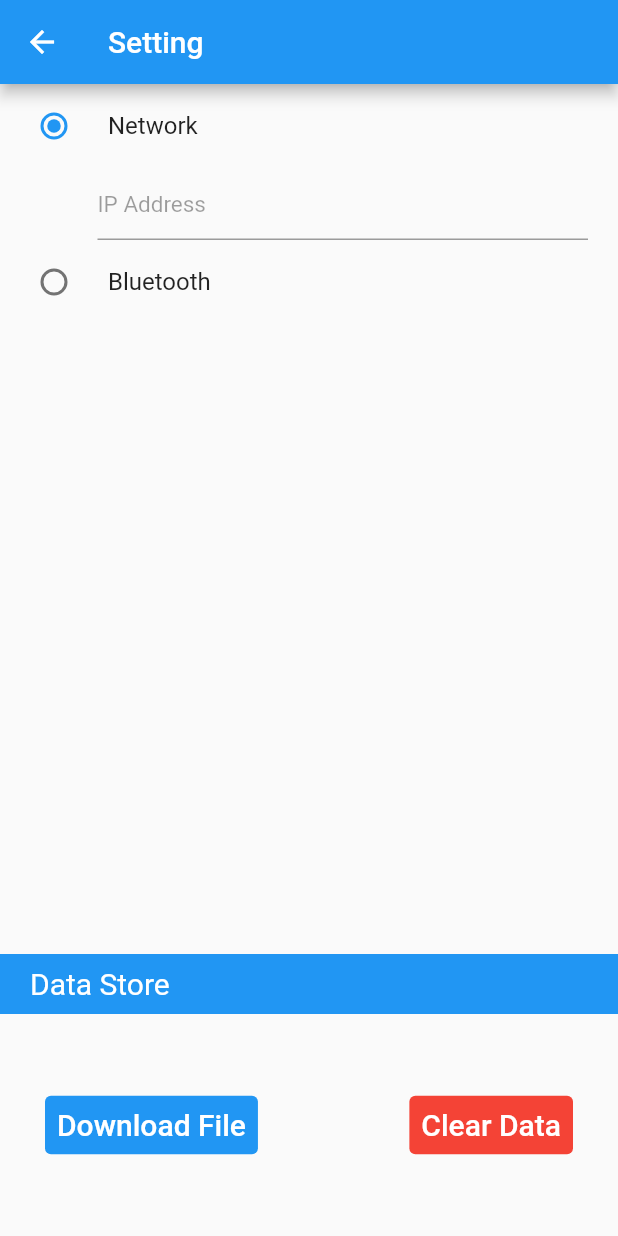
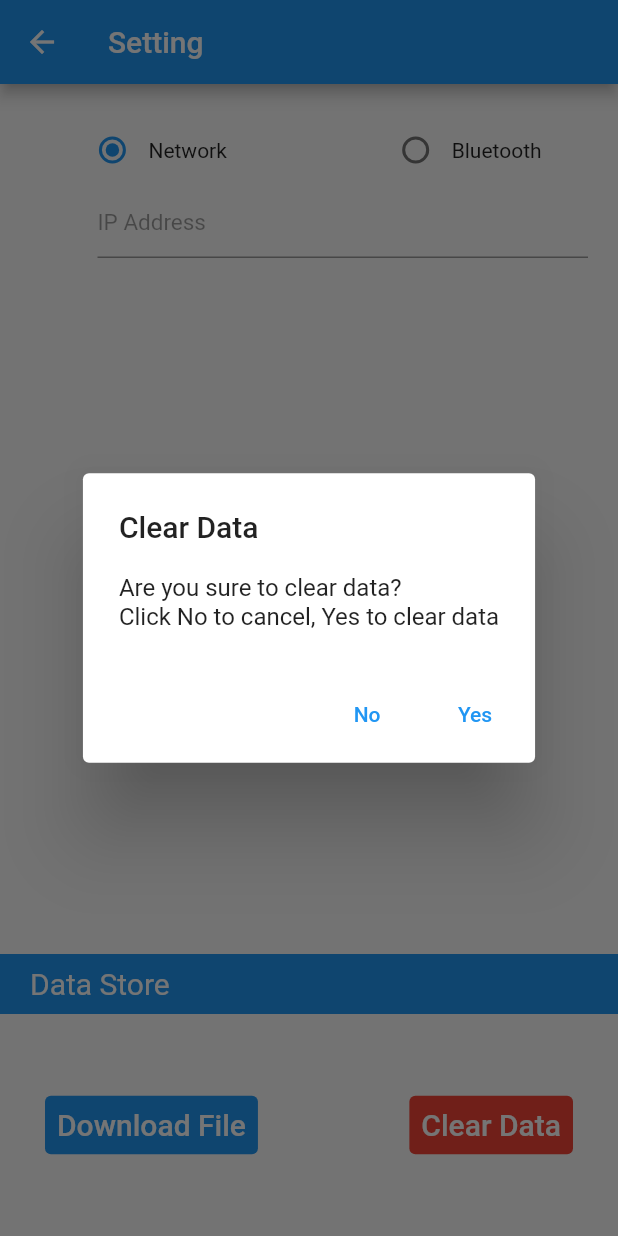
Before and after one commit to sreymom19/qrcode_scanner, a Flutter app: the SettingPage screen opened directly, after a tap on "Clear Data", on a phone screen of 412 x 824 dp. Run offline on Flutter 3.47's test engine with Material 2 defaults, Android fonts, the phone set to English and light mode, and no system bars; our stand-ins replace permission_handler, qr_flutter, screenshot, share_plus, shared_preferences, sqflite; missing offline and left inert: esc_pos_bluetooth, esc_pos_printer, esc_pos_utils, flutter_bluetooth_basic, mobile_scanner, syncfusion_flutter_xlsio; accounts and stored records are empty.

```diff
--- a/lib/setting/setting.dart
+++ b/lib/setting/setting.dart
@@ -3,11 +3,13 @@ import 'dart:io';
 import 'package:esc_pos_bluetooth/esc_pos_bluetooth.dart';
 import 'package:flutter/material.dart';
 import 'package:permission_handler/permission_handler.dart';
-import 'package:qr_code_scanner/preference/printer.dart';
+import 'package:qr_code_scanner/model/model_db.dart';
 import 'package:qr_code_scanner/preference/printer_option_pref.dart';
-import 'package:qr_code_scanner/preference/printer_pref.dart';
 import 'package:qr_code_scanner/setting/setting_bloc.dart';
 import 'package:screenshot/screenshot.dart';
+
+import '../preference/printer.dart';
+import '../preference/printer_pref.dart';
 
 class SettingPage extends StatefulWidget {
   const SettingPage({Key? key}) : super(key: key);
@@ -20,6 +22,7 @@ class _SettingPageState extends State<SettingPage> {
   String? printerType;
   ScreenshotController screenshotController = ScreenshotController();
   String dir = Directory.current.path;
+  ModelDB? getAlldata;
 
   final _bloc = SettingBloc();
   final PrinterBluetoothManager _printerManager = PrinterBluetoothManager();
@@ -59,15 +62,31 @@ class _SettingPageState extends State<SettingPage> {
       ),
       body: Column(
         children: [
-          Expanded(
-            child: SingleChildScrollView(
-              child: Column(
+          const Padding(padding: EdgeInsets.only(top: 20)),
+          Row(
+            mainAxisAlignment: MainAxisAlignment.spaceAround,
+            children: [
+              Row(
                 children: [
                   AnimatedBuilder(
                     animation: _bloc,
-                    builder: (context, child) => RadioListTile(
-                      title: const Text('Network'),
+                    builder: (context, child) => Radio(
                         value: PrinterOption.wifi,
+                        groupValue: _bloc.printerOption,
+                        onChanged: (value) => _bloc.selectedPrinterOption(
+                              context,
+                              value,
+                            )),
+                  ),
+                  const Text('Network'),
+                ],
+              ),
+              Row(
+                children: [
+                  AnimatedBuilder(
+                    animation: _bloc,
+                    builder: (context, child) => Radio(
+                      value: PrinterOption.bluetooth,
                       groupValue: _bloc.printerOption,
                       onChanged: (value) => _bloc.selectedPrinterOption(
                         context,
@@ -75,7 +94,17 @@ class _SettingPageState extends State<SettingPage> {
                       ),
                     ),
                   ),
-                  Padding(
+                  const Text('Bluetooth'),
+                ],
+              ),
+            ],
+          ),
+          Expanded(
+            child: AnimatedBuilder(
+              animation: _bloc,
+              builder: (context, child) => _bloc.printerOption ==
+                      PrinterOption.wifi
+                  ? Padding(
                       padding: const EdgeInsets.only(left: 65, right: 20),
                       child: TextField(
                         controller: _bloc.printerIpController,
@@ -90,20 +119,10 @@ class _SettingPageState extends State<SettingPage> {
                           _bloc.toastMsg(context, "Select Wi-Fi Printer");
                         },
                       ),
-                  ),
-                  AnimatedBuilder(
-                    animation: _bloc,
-                    builder: (context, child) => RadioListTile(
-                      title: const Text('Bluetooth'),
-                      value: PrinterOption.bluetooth,
-                      groupValue: _bloc.printerOption,
-                      onChanged: (value) => _bloc.selectedPrinterOption(
-                        context,
-                        value,
-                      ),
-                    ),
-                  ),
-                  _devices.isEmpty
+                    )
+                  : Padding(
+                      padding: const EdgeInsets.only(left: 45),
+                      child: _devices.isEmpty
                           ? Center(
                               child: Text(_deviceMsg ?? ""),
                             )
@@ -130,7 +149,6 @@ class _SettingPageState extends State<SettingPage> {
                               }),
                               itemCount: _devices.length,
                             ),
-                ],
                     ),
             ),
           ),
@@ -154,7 +172,13 @@ class _SettingPageState extends State<SettingPage> {
               mainAxisAlignment: MainAxisAlignment.spaceBetween,
               children: [
                 TextButton(
-                  onPressed: () => _bloc.downloadFile(),
+                  onPressed: () {
+                    if (getAlldata != null) {
+                    } else {
+                      _bloc.toastMsg(context, "Don't have data avialble");
+                      _bloc.downloadFile();
+                    }
+                  },
                   style: TextButton.styleFrom(
                     backgroundColor: Colors.blue,
                   ),
@@ -164,7 +188,9 @@ class _SettingPageState extends State<SettingPage> {
                   ),
                 ),
                 TextButton(
-                  onPressed: () {},
+                  onPressed: () {
+                    _showMyDialog(context);
+                  },
                   style: TextButton.styleFrom(
                     backgroundColor: Colors.red,
                   ),
@@ -180,6 +206,42 @@ class _SettingPageState extends State<SettingPage> {
       ),
     );
   }
+
+  Future<void> _showMyDialog(BuildContext context) async {
+    return showDialog<void>(
+      context: context,
+      barrierDismissible: false, // user must tap button!
+      builder: (BuildContext context) {
+        return AlertDialog(
+          title: const Text('Clear Data'),
+          content: SingleChildScrollView(
+            child: ListBody(
+              children: const <Widget>[
+                Text('Are you sure to clear data?'),
+                Text('Click No to cancel, Yes to clear data'),
+              ],
+            ),
+          ),
+          actions: <Widget>[
+            TextButton(
+              child: const Text('No'),
+              onPressed: () {
+                Navigator.of(context).pop();
+              },
+            ),
+            TextButton(
+              child: const Text('Yes'),
+              onPressed: () {
+                _bloc.clearData();
+                Navigator.of(context).pop();
+                _bloc.toastMsg(context, "Clear Successfully");
+              },
+            ),
+          ],
+        );
+      },
+    );
+  }
 }
 
 class TimeValue {
```
Also changed, not shown: lib/db_helper.dart (+7 -0 lines), lib/main.dart (+19 -19 lines), lib/main_bloc.dart (+51 -33 lines), lib/setting/setting_bloc.dart (+8 -0 lines). Lines whose indentation alone changed are shown as unchanged.
